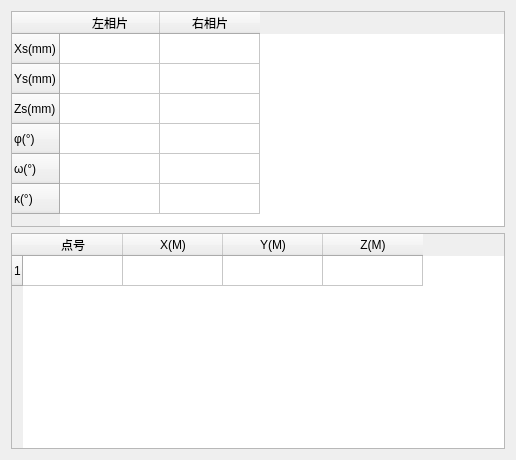
First picture: the form in ui/intersectionwidgetbase.ui, repository crackey/photogrammetry, before the edit.
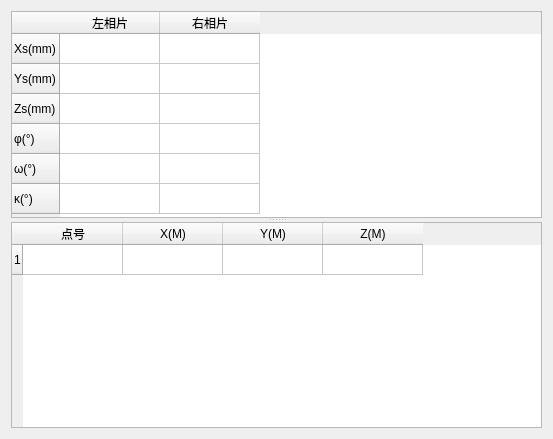
Second picture: the form after the edit.

Diff of the .ui file:
```diff
--- a/ui/intersectionwidgetbase.ui
+++ b/ui/intersectionwidgetbase.ui
@@ -5,16 +5,29 @@
    <rect>
     <x>0</x>
     <y>0</y>
-    <width>516</width>
-    <height>460</height>
+    <width>553</width>
+    <height>439</height>
    </rect>
   </property>
   <property name="windowTitle" >
    <string>Form</string>
   </property>
-  <layout class="QVBoxLayout" name="verticalLayout" >
+  <layout class="QHBoxLayout" name="horizontalLayout_2" >
+   <item>
+    <widget class="QSplitter" name="splitter" >
+     <property name="orientation" >
+      <enum>Qt::Vertical</enum>
+     </property>
+     <widget class="QWidget" name="" >
+      <layout class="QHBoxLayout" name="horizontalLayout" >
    <item>
     <widget class="QTableWidget" name="orientTable" >
+         <property name="sizePolicy" >
+          <sizepolicy vsizetype="Preferred" hsizetype="MinimumExpanding" >
+           <horstretch>0</horstretch>
+           <verstretch>0</verstretch>
+          </sizepolicy>
+         </property>
      <property name="gridStyle" >
       <enum>Qt::SolidLine</enum>
      </property>
@@ -66,7 +79,8 @@
      </column>
     </widget>
    </item>
-   <item>
+      </layout>
+     </widget>
     <widget class="QTableWidget" name="forwardTable" >
      <property name="rowCount" >
       <number>1</number>
@@ -95,6 +109,7 @@
        <string>Z(M)</string>
       </property>
      </column>
+     </widget>
     </widget>
    </item>
   </layout>
```
Lines whose indentation alone changed are shown as unchanged.
